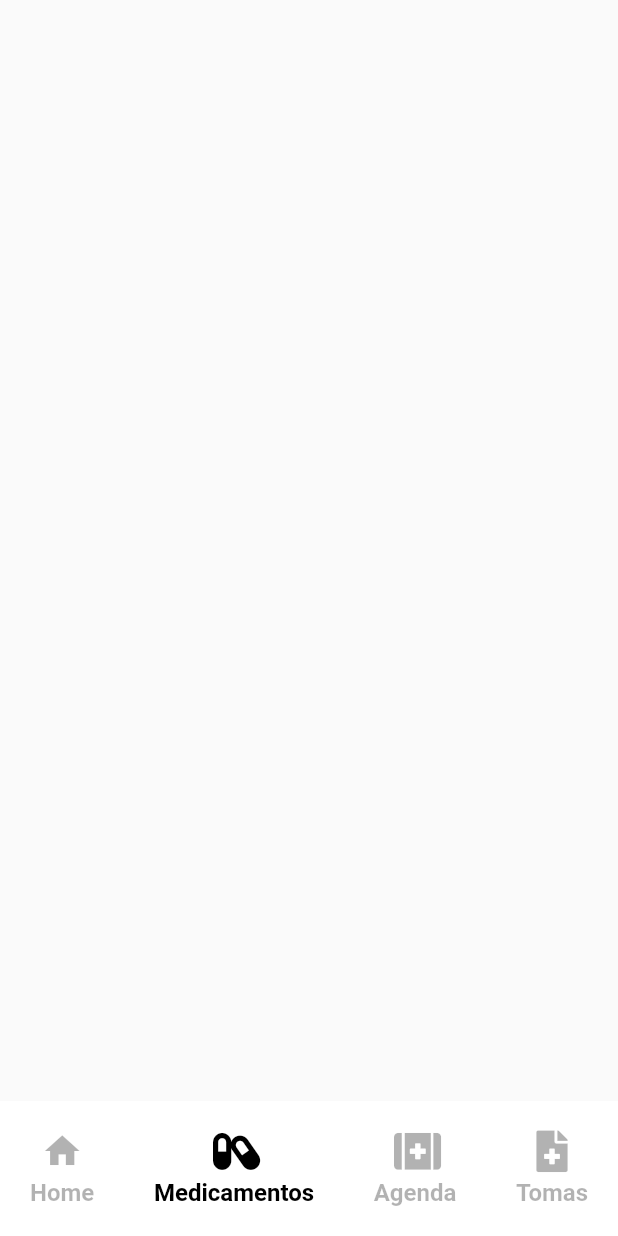
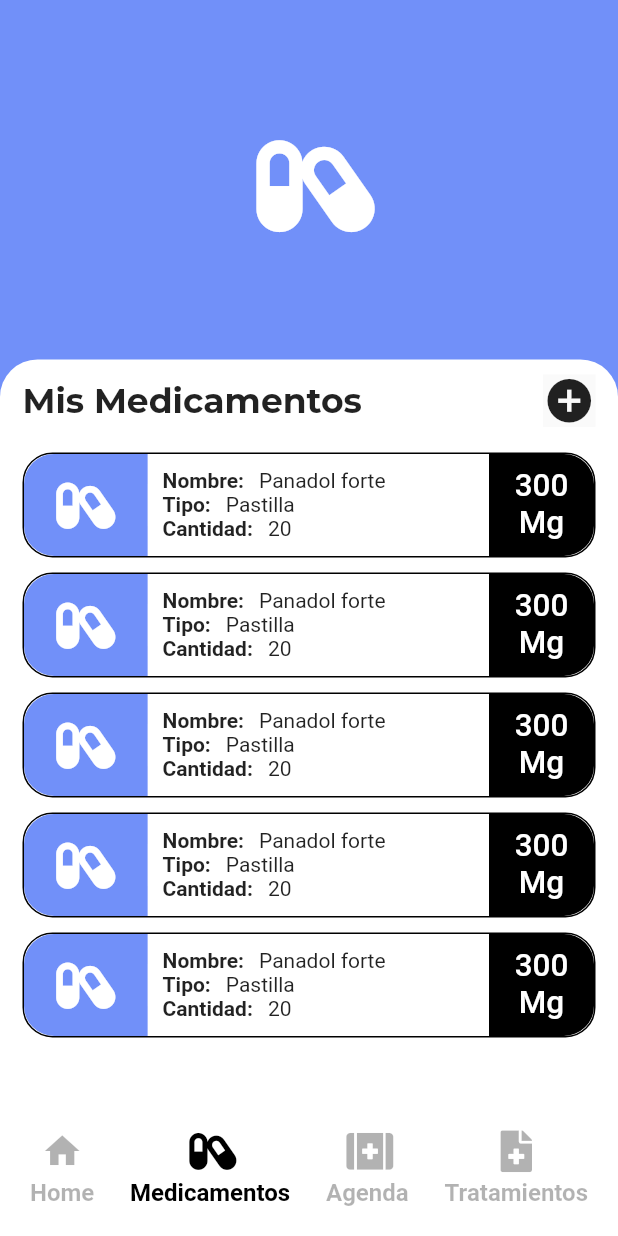
Before and after one commit to Franklin20-13/appmedi, a Flutter app: the HomeView screen opened directly with empty values, item 2 of the bottom bar chosen, on a phone screen of 412 x 824 dp. Run offline on Flutter 3.47's test engine with Material 2 defaults, Android fonts, the phone set to English and light mode, and no system bars; our stand-ins replace auto_route, cloud_firestore, dartz, equatable, firebase_core, flutter_bloc and 5 more; accounts and stored records are empty.

Commit message:
mdicaments completed UI

```diff
--- a/lib/features/authentication/presentation/views/login_app.dart
+++ b/lib/features/authentication/presentation/views/login_app.dart
@@ -61,7 +61,7 @@
 
   Scaffold loginViewWidget(Size size, BuildContext context) {
     return Scaffold(
-      backgroundColor: Colors.blueAccent,
+      backgroundColor: AppColors.primaryColor,
       body: Stack(
         children: [
           Positioned(
--- a/lib/features/home/domain/entities/menu_options.dart
+++ b/lib/features/home/domain/entities/menu_options.dart
@@ -1,6 +1,7 @@
 import 'package:app_medi/config/custom_icons.dart';
 import 'package:flutter/material.dart';
 
+import '../../../medicines/presentation/views/medicines_view.dart';
 import '../../presentation/views/profile_user.dart';
 
 class OptionHome {
@@ -19,7 +20,7 @@
   OptionHome(
     icon: MediIcons.capsules,
     title: 'Medicamentos',
-    child: Container(),
+    child: const MedicinesView(),
   ),
   OptionHome(
     icon: MediIcons.first_aid,
@@ -28,7 +29,7 @@
   ),
   OptionHome(
     icon: MediIcons.file_medical,
-    title: 'Tomas',
+    title: 'Tratamientos',
     child: Container(),
   ),
 ];
--- a/lib/features/home/presentation/views/profile_user.dart
+++ b/lib/features/home/presentation/views/profile_user.dart
@@ -20,7 +20,7 @@
     return Container(
       width: double.infinity,
       height: double.infinity,
-      color: Colors.blueAccent,
+      color: AppColors.primaryColor,
       child: Stack(
         children: [
           Align(
@@ -113,7 +113,7 @@
                           width: size.width * .3,
                           height: double.infinity,
                           decoration: const BoxDecoration(
-                            color: Colors.blueAccent,
+                            color: AppColors.primaryColor,
                             borderRadius: BorderRadius.only(
                               topLeft: Radius.circular(20),
                               bottomLeft: Radius.circular(20),
--- /dev/null
+++ b/lib/features/medicines/presentation/views/medicines_view.dart
@@ -0,0 +1,284 @@
+import 'package:app_medi/shared/values/values.dart';
+import 'package:flutter/material.dart';
+import 'package:google_fonts/google_fonts.dart';
+
+import '../../../../config/custom_icons.dart';
+
+class MedicinesView extends StatefulWidget {
+  const MedicinesView({super.key});
+
+  @override
+  State<MedicinesView> createState() => _MedicinesViewState();
+}
+
+class _MedicinesViewState extends State<MedicinesView> {
+  late TextEditingController _nameController;
+  late TextEditingController _dosisController;
+  late TextEditingController _quantityController;
+  bool isList = true;
+  @override
+  void initState() {
+    _nameController = TextEditingController(text: '');
+    _dosisController = TextEditingController(text: '');
+    _quantityController = TextEditingController(text: '');
+    super.initState();
+  }
+
+  @override
+  Widget build(BuildContext context) {
+    final size = MediaQuery.of(context).size;
+    return Container(
+      width: double.infinity,
+      height: double.infinity,
+      color: AppColors.primaryColor,
+      child: Stack(
+        children: [
+          SizedBox(
+            width: double.infinity,
+            height: size.height * .3,
+            child: const Column(
+              mainAxisAlignment: MainAxisAlignment.center,
+              children: [
+                Icon(
+                  MediIcons.capsules,
+                  size: 70,
+                  color: Colors.white,
+                ),
+              ],
+            ),
+          ),
+          Align(
+            alignment: Alignment.bottomCenter,
+            child: Container(
+              width: size.width,
+              height: size.height * .6,
+              decoration: const BoxDecoration(
+                color: Colors.white,
+                borderRadius: BorderRadius.only(
+                  topLeft: Radius.circular(25),
+                  topRight: Radius.circular(25),
+                ),
+              ),
+              child: Column(
+                children: [
+                  const SizedBox(
+                    width: double.infinity,
+                    height: 10,
+                  ),
+                  Expanded(
+                    child: isList
+                        ? ListView(
+                            children: [
+                              Align(
+                                child: Row(
+                                  mainAxisAlignment:
+                                      MainAxisAlignment.spaceBetween,
+                                  children: [
+                                    Text(
+                                      'Mis Medicamentos',
+                                      style: GoogleFonts.montserrat(
+                                        fontSize: 23,
+                                        fontWeight: FontWeight.bold,
+                                      ),
+                                    ),
+                                    Material(
+                                      child: InkWell(
+                                        onTap: () {
+                                          setState(() {
+                                            isList = false;
+                                          });
+                                        },
+                                        child: const Icon(
+                                          Icons.add_circle,
+                                          size: 35,
+                                        ),
+                                      ),
+                                    )
+                                  ],
+                                ),
+                              ),
+                              Column(
+                                children: [
+                                  itemsMedicmantWidget(size).paddingBottom(10),
+                                  itemsMedicmantWidget(size).paddingBottom(10),
+                                  itemsMedicmantWidget(size).paddingBottom(10),
+                                  itemsMedicmantWidget(size).paddingBottom(10),
+                                  itemsMedicmantWidget(size).paddingBottom(10)
+                                ],
+                              ).paddingTop(17)
+                            ],
+                          )
+                        : newMedicamentWidget(),
+                  ),
+                ],
+              ).paddingOnly(left: 15, right: 15),
+            ),
+          )
+        ],
+      ),
+    );
+  }
+
+  ListView newMedicamentWidget() {
+    return ListView(
+      children: [
+        Align(
+          child: Row(
+            mainAxisAlignment: MainAxisAlignment.spaceBetween,
+            children: [
+              Text(
+                'Nuevo Medicamento',
+                style: GoogleFonts.montserrat(
+                  fontSize: 23,
+                  fontWeight: FontWeight.bold,
+                ),
+              ),
+              Material(
+                child: InkWell(
+                  onTap: () {
+                    setState(() {
+                      isList = true;
+                    });
+                  },
+                  child: const Icon(
+                    Icons.close,
+                    size: 40,
+                  ),
+                ),
+              )
+            ],
+          ),
+        ),
+        inputWidgetCard(
+          label: 'Nombre',
+          icon: MediIcons.capsules,
+          controller: _nameController,
+          hintText: 'Ingrese Nombre',
+        ).paddingTop(7),
+        inputWidgetCard(
+          label: 'Dosis',
+          icon: Icons.keyboard,
+          controller: _dosisController,
+          hintText: 'Ingrese Dosis',
+        ).paddingTop(7),
+        inputWidgetCard(
+          label: 'Cantidad',
+          icon: Icons.keyboard,
+          controller: _quantityController,
+          hintText: 'Ingrese Cantidad',
+        ).paddingTop(7),
+        buttonWidgetApp(
+          label: 'Registar',
+          onTap: () {},
+        ).paddingOnly(
+          top: 15,
+          bottom: 15,
+        ),
+      ],
+    );
+  }
+
+  Container itemsMedicmantWidget(Size size) {
+    return Container(
+      width: double.infinity,
+      height: 70,
+      decoration: BoxDecoration(
+        border: Border.all(
+          color: Colors.black,
+          width: 1.0,
+        ),
+        borderRadius: const BorderRadius.all(
+          Radius.circular(20),
+        ),
+      ),
+      child: Row(
+        children: [
+          Container(
+            width: size.width * .2,
+            height: double.infinity,
+            decoration: const BoxDecoration(
+              color: AppColors.primaryColor,
+              borderRadius: BorderRadius.only(
+                topLeft: Radius.circular(20),
+                bottomLeft: Radius.circular(20),
+              ),
+            ),
+            child: const Icon(
+              MediIcons.capsules,
+              size: 35,
+              color: Colors.white,
+            ),
+          ),
+          Expanded(
+            child: Column(
+              mainAxisAlignment: MainAxisAlignment.center,
+              crossAxisAlignment: CrossAxisAlignment.start,
+              children: [
+                Row(
+                  children: [
+                    const Text(
+                      'Nombre:',
+                      style: TextStyle(
+                        fontWeight: FontWeight.bold,
+                      ),
+                    ),
+                    Expanded(
+                      child: const Text('Panadol forte').paddingLeft(10),
+                    ),
+                  ],
+                ),
+                Row(
+                  children: [
+                    const Text(
+                      'Tipo:',
+                      style: TextStyle(
+                        fontWeight: FontWeight.bold,
+                      ),
+                    ),
+                    Expanded(
+                      child: const Text('Pastilla').paddingLeft(10),
+                    ),
+                  ],
+                ),
+                Row(
+                  children: [
+                    const Text(
+                      'Cantidad:',
+                      style: TextStyle(
+                        fontWeight: FontWeight.bold,
+                      ),
+                    ),
+                    Expanded(
+                      child: const Text('20').paddingLeft(10),
+                    ),
+                  ],
+                ),
+              ],
+            ).paddingLeft(10),
+          ),
+          Container(
+            width: 70,
+            height: double.infinity,
+            decoration: const BoxDecoration(
+              color: Colors.black,
+              borderRadius: BorderRadius.only(
+                topRight: Radius.circular(20),
+                bottomRight: Radius.circular(20),
+              ),
+            ),
+            child: const Center(
+              child: Text(
+                '300 Mg',
+                textAlign: TextAlign.center,
+                style: TextStyle(
+                    fontSize: 21,
+                    color: Colors.white,
+                    fontWeight: FontWeight.w500),
+              ),
+            ),
+          )
+        ],
+      ),
+    );
+  }
+}
--- a/lib/shared/values/colors.dart
+++ b/lib/shared/values/colors.dart
@@ -2,10 +2,10 @@
 
 class AppColors {
     static const colorLogin = Color(0xFFE3E3E3);
-    static const primaryColor= Color(0xFF004d9d);
+    static const primaryColor= Color(0xFF7190f9);
 
 
-  static const mainColor = Color(0xFF004d9d);
+  static const mainColor = Color(0xFF7190f9);
   static const mainDarkColor = Color.fromARGB(255, 32, 89, 150);
   static const secondColor = Color.fromARGB(255, 25, 62, 102);
   static const secondDarkColor = Color.fromARGB(255, 147, 193, 242);
--- a/lib/shared/values/widgets_complements.dart
+++ b/lib/shared/values/widgets_complements.dart
@@ -226,7 +226,7 @@
 
 Container inputWidgetCard({
   required String label,
-  required icon,
+  required IconData icon,
   required TextEditingController controller,
   required String hintText,
   bool isRequired = false,
```
